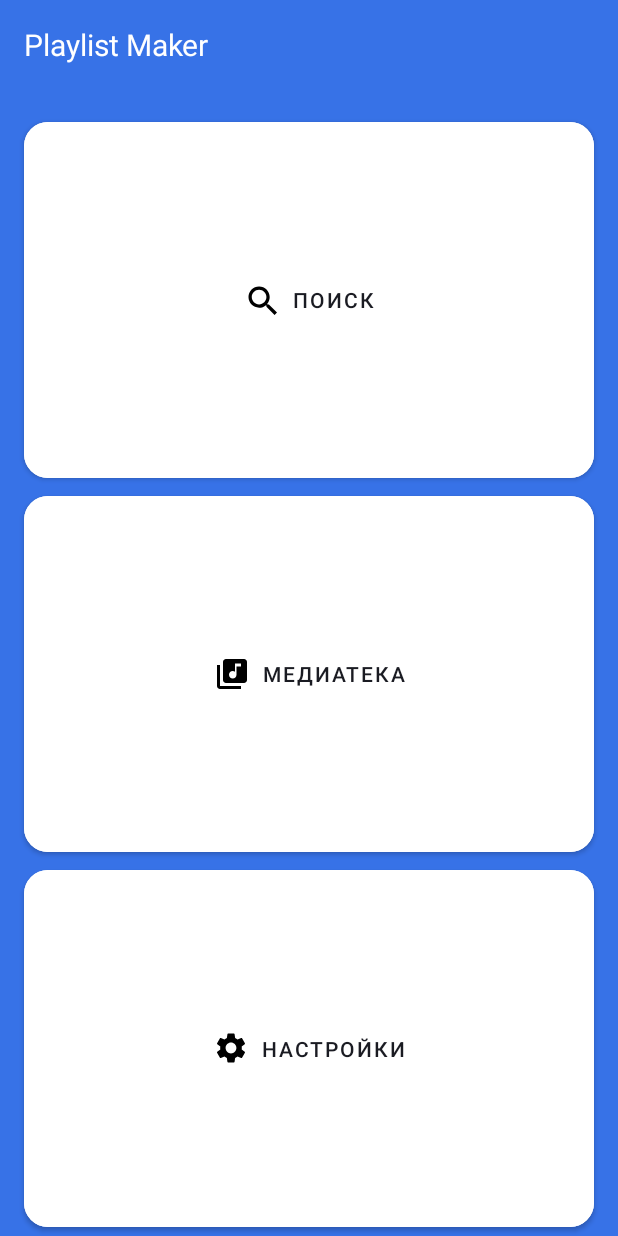
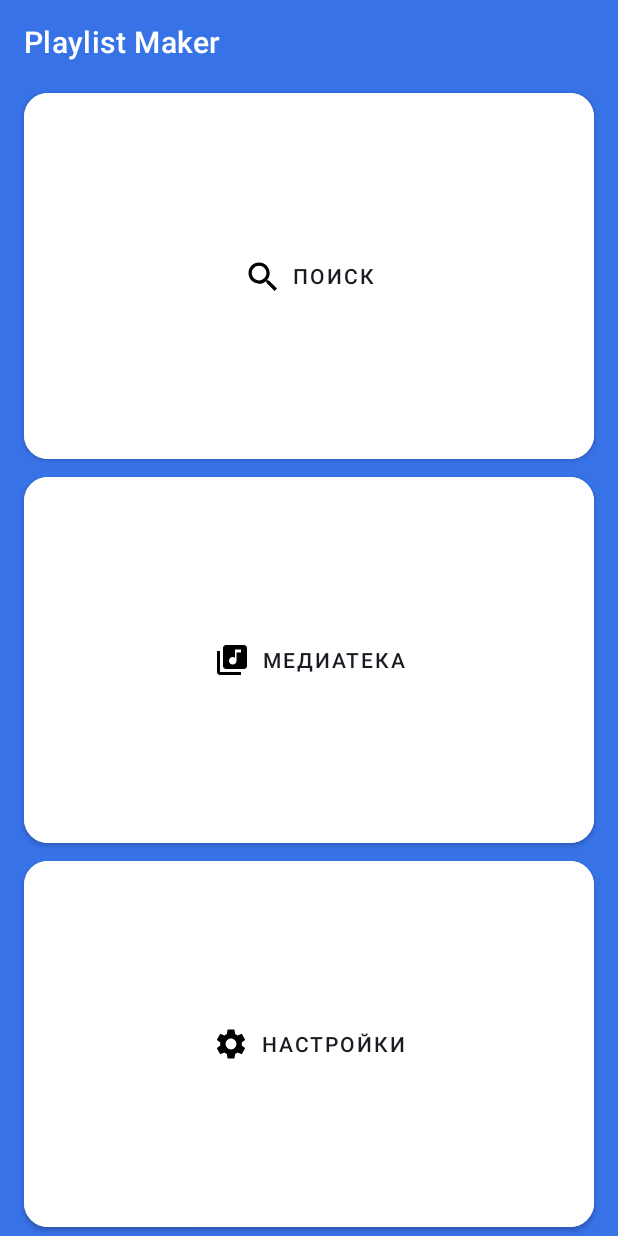
Before and after one commit to MalyhinIlya/PlaylistMaker, an Android app: the screen it shows after launch (MainActivity), on a phone screen of 412 x 824 dp. Run offline under Robolectric (Android 15) with nearby library versions, the phone set to English and light mode, and no system bars.

Commit message:
Исправление замечаний. Использование MaterialToolbar в качестве хедеров активити.

```diff
--- a/app/src/main/java/ru/practicum/playlistmaker/MainActivity.kt
+++ b/app/src/main/java/ru/practicum/playlistmaker/MainActivity.kt
@@ -14,7 +14,7 @@ class MainActivity : AppCompatActivity() {
     override fun onCreate(savedInstanceState: Bundle?) {
         super.onCreate(savedInstanceState)
         setContentView(R.layout.activity_main)
-
+        enableEdgeToEdge()
         ViewCompat.setOnApplyWindowInsetsListener(findViewById(R.id.main)) { v, insets ->
             val systemBars = insets.getInsets(WindowInsetsCompat.Type.systemBars())
             v.setPadding(systemBars.left, systemBars.top, systemBars.right, systemBars.bottom)
--- a/app/src/main/java/ru/practicum/playlistmaker/MediaGalleryActivity.kt
+++ b/app/src/main/java/ru/practicum/playlistmaker/MediaGalleryActivity.kt
@@ -8,6 +8,7 @@ import androidx.activity.enableEdgeToEdge
 import androidx.appcompat.app.AppCompatActivity
 import androidx.core.view.ViewCompat
 import androidx.core.view.WindowInsetsCompat
+import com.google.android.material.appbar.MaterialToolbar
 
 class MediaGalleryActivity : AppCompatActivity() {
     override fun onCreate(savedInstanceState: Bundle?) {
@@ -20,7 +21,7 @@ class MediaGalleryActivity : AppCompatActivity() {
             insets
         }
 
-        val backButton = findViewById<Toolbar>(R.id.back_to_main)
-        backButton.setOnClickListener { startActivity(Intent(this, MainActivity::class.java)) }
+        val backButton = findViewById<MaterialToolbar>(R.id.back_to_main)
+        backButton.setNavigationOnClickListener { finish() }
     }
 }
--- a/app/src/main/java/ru/practicum/playlistmaker/SearchActivity.kt
+++ b/app/src/main/java/ru/practicum/playlistmaker/SearchActivity.kt
@@ -8,6 +8,7 @@ import androidx.activity.enableEdgeToEdge
 import androidx.appcompat.app.AppCompatActivity
 import androidx.core.view.ViewCompat
 import androidx.core.view.WindowInsetsCompat
+import com.google.android.material.appbar.MaterialToolbar
 
 class SearchActivity : AppCompatActivity() {
     override fun onCreate(savedInstanceState: Bundle?) {
@@ -20,7 +21,7 @@ class SearchActivity : AppCompatActivity() {
             insets
         }
 
-        val backButton = findViewById<Toolbar>(R.id.back_to_main)
-        backButton.setOnClickListener { startActivity(Intent(this, MainActivity::class.java)) }
+        val backButton = findViewById<MaterialToolbar>(R.id.back_to_main)
+        backButton.setNavigationOnClickListener { finish() }
     }
 }
--- a/app/src/main/java/ru/practicum/playlistmaker/SettingsActivity.kt
+++ b/app/src/main/java/ru/practicum/playlistmaker/SettingsActivity.kt
@@ -9,19 +9,21 @@ import androidx.activity.enableEdgeToEdge
 import androidx.appcompat.app.AppCompatActivity
 import androidx.core.view.ViewCompat
 import androidx.core.view.WindowInsetsCompat
+import com.google.android.material.appbar.MaterialToolbar
 
 class SettingsActivity : AppCompatActivity() {
 
     override fun onCreate(savedInstanceState: Bundle?) {
         super.onCreate(savedInstanceState)
         setContentView(R.layout.activity_settings)
+        enableEdgeToEdge()
         ViewCompat.setOnApplyWindowInsetsListener(findViewById(R.id.main)) { v, insets ->
             val systemBars = insets.getInsets(WindowInsetsCompat.Type.systemBars())
             v.setPadding(systemBars.left, systemBars.top, systemBars.right, systemBars.bottom)
             insets
         }
 
-        val backButton = findViewById<Toolbar>(R.id.back_to_main)
-        backButton.setOnClickListener { startActivity(Intent(this, MainActivity::class.java)) }
+        val backButton = findViewById<MaterialToolbar>(R.id.back_to_main)
+        backButton.setNavigationOnClickListener { finish() }
     }
 }
--- a/app/src/main/res/layout/activity_main.xml
+++ b/app/src/main/res/layout/activity_main.xml
@@ -6,17 +6,13 @@
     xmlns:app="http://schemas.android.com/apk/res-auto"
     android:orientation="vertical"
     android:background="#3772E7">
-    <TextView
+
+    <com.google.android.material.appbar.MaterialToolbar
         android:layout_width="match_parent"
         android:layout_height="wrap_content"
-        android:layout_marginBottom="@dimen/app_name_bottom_margin"
-        android:layout_marginHorizontal="@dimen/main_horizontal_margin"
-        android:paddingVertical="@dimen/app_name_vert_padding"
-        android:layout_gravity="start"
-        android:text="@string/app_name"
-        android:textColor="@color/white"
-        android:textSize="@dimen/app_name_font_size" />
-
+        app:titleTextColor="@color/white"
+        app:title="@string/app_name"
+        />
     <Button
         android:id="@+id/search_button"
         android:layout_width="match_parent"
--- a/app/src/main/res/layout/activity_settings.xml
+++ b/app/src/main/res/layout/activity_settings.xml
@@ -5,12 +5,12 @@
     android:id="@+id/main"
     xmlns:app="http://schemas.android.com/apk/res-auto"
     android:orientation="vertical">
-    <Toolbar
+    <com.google.android.material.appbar.MaterialToolbar
         android:id="@+id/back_to_main"
         android:layout_width="match_parent"
         android:layout_height="@dimen/top_nav_bar_height"
-        android:navigationIcon="@drawable/back"
-        android:title="@string/settings"/>
+        app:navigationIcon="@drawable/back"
+        app:title="@string/settings"/>
 
     <Switch
         android:layout_width="match_parent"
```
Also changed, not shown: app/src/main/res/layout/activity_media_gallery.xml (+5 -5 lines), app/src/main/res/layout/activity_search.xml (+5 -5 lines).
